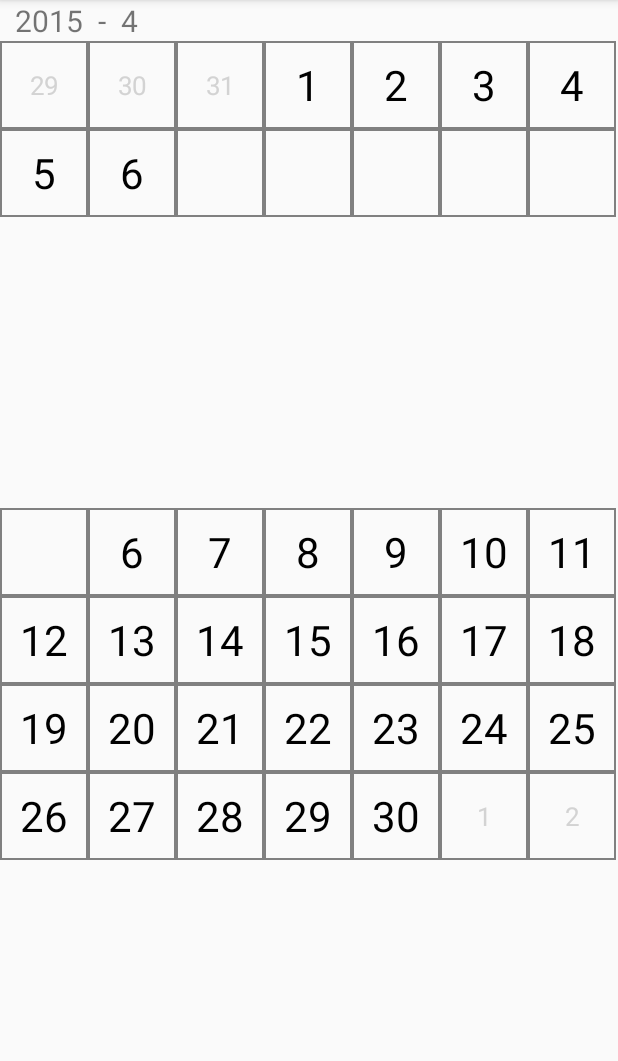
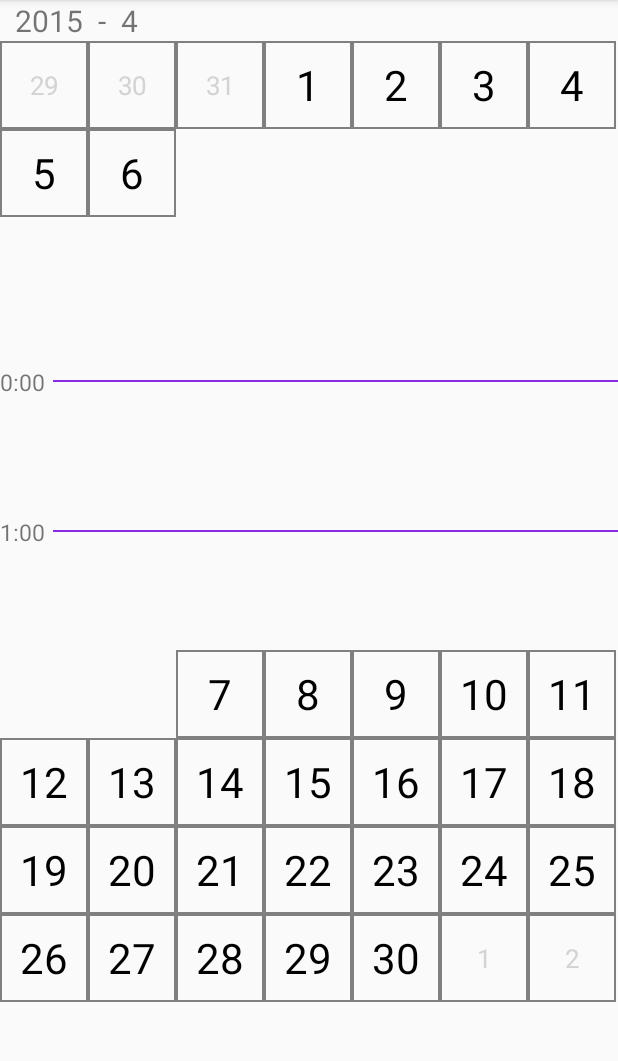
Before and after one commit to SpongeBobSun/SimCal, an Android app: the screen it shows after launch (MainActivity), with the options menu open, on a phone screen of 412 x 824 dp, the part 84-1145 px from its top. Run offline under Robolectric (Android 15) with nearby library versions, the phone set to English and light mode, and no system bars; 2 statements that could not run were skipped.

Commit message:
Add "time line"
Add time line view to main view.

```diff
--- /dev/null
+++ b/app/src/main/java/sun/bob/simcal/controller/TimeAdapter.java
@@ -0,0 +1,31 @@
+package sun.bob.simcal.controller;
+
+import android.app.Activity;
+import android.content.Context;
+import android.view.View;
+import android.view.ViewGroup;
+import android.widget.ArrayAdapter;
+import android.widget.TextView;
+
+import java.util.List;
+
+import sun.bob.simcal.R;
+
+/**
+ * Created by sunkuan on 15/4/6.
+ */
+public class TimeAdapter extends ArrayAdapter {
+    Context appContext;
+    public TimeAdapter(Context context, int resource, List objects) {
+        super(context, resource, objects);
+        appContext = context;
+    }
+    @Override
+    public View getView(int position,View convertView,ViewGroup parent){
+        View retView;
+        retView = ((Activity)appContext).getLayoutInflater().inflate(R.layout.time_row,null);
+        TextView timeText = (TextView)retView.findViewById(R.id.id_time_text);
+        timeText.setText(String.format("%d:00",position));
+        return retView;
+    }
+}
--- a/app/src/main/java/sun/bob/simcal/controller/mCalendarAdapter.java
+++ b/app/src/main/java/sun/bob/simcal/controller/mCalendarAdapter.java
@@ -2,11 +2,13 @@ package sun.bob.simcal.controller;
 
 import android.app.Activity;
 import android.content.Context;
+import android.graphics.drawable.Drawable;
 import android.util.DisplayMetrics;
 import android.view.View;
 import android.view.ViewGroup;
 import android.widget.ArrayAdapter;
 import android.widget.LinearLayout;
+import android.widget.RelativeLayout;
 import android.widget.TextView;
 
 import java.util.ArrayList;
@@ -59,6 +61,12 @@ public class mCalendarAdapter extends ArrayAdapter<mDateData> {
 //        }
         textView.setWidth(cellSize);
         textView.setHeight(cellSize);
+        if(dateData.isBlank()){
+            retView.setClickable(false);
+            textView.setText("");
+            retView.setBackgroundResource(R.drawable.empty_cell_border);
+            return retView;
+        }
         if(dateData.getDay() == 0) {
             textView.setText("");
         }else{
@@ -76,8 +84,10 @@ public class mCalendarAdapter extends ArrayAdapter<mDateData> {
             View view = retView.findViewById(R.id.id_date_cell_mark_bar);
             view.setBackgroundColor(dateData.getMarkColor());
         }
-//        retView.setLayoutParams(cellParams);
         return retView;
     }
 
+    public int getCellSize() {
+        return cellSize;
+    }
 }
--- a/app/src/main/java/sun/bob/simcal/model/mMonthData.java
+++ b/app/src/main/java/sun/bob/simcal/model/mMonthData.java
@@ -151,6 +151,7 @@ public class mMonthData{
         if(day > totalDay){
             day = 1;
         }
+        day+=1;
         ArrayList ret = new ArrayList();
         for(int i = 0;i < (day - 1)%7;i++){
             ret.add(new mDateData(0));
@@ -172,4 +173,9 @@ public class mMonthData{
         }
         return todaytmp;
     }
+
+    public int getMonth() {
+        return month;
+    }
+
 }
--- /dev/null
+++ b/app/src/main/java/sun/bob/simcal/model/mTimeContainer.java
@@ -0,0 +1,25 @@
+package sun.bob.simcal.model;
+
+import java.util.ArrayList;
+
+/**
+ * Created by sunkuan on 15/4/6.
+ */
+public class mTimeContainer {
+    private ArrayList<mEventBean> content;
+    private int hour;
+    public mTimeContainer(int arg){
+        this.hour = arg;
+        content = new ArrayList();
+    }
+    public ArrayList getContent() {
+        return content;
+    }
+    public void addEvent(mEventBean eventBean){
+        content.add(eventBean);
+    }
+    public int getSize(){return content.size();}
+    public int getHour() {
+        return hour;
+    }
+}
--- /dev/null
+++ b/app/src/main/java/sun/bob/simcal/model/mTimeData.java
@@ -0,0 +1,30 @@
+package sun.bob.simcal.model;
+
+import android.content.Context;
+
+import java.util.ArrayList;
+
+/**
+ * Created by sunkuan on 15/4/6.
+ */
+public class mTimeData {
+    private Context appContext;
+    private ArrayList<mTimeContainer> content;
+    public mTimeData(Context context){
+        appContext = context;
+        content = new ArrayList<>();
+        populateTimeLine();
+    }
+    public void addEvent(mEventBean bean){
+
+    }
+    private void populateTimeLine(){
+        for(int i = 0;i < 24;i++){
+        content.add(new mTimeContainer(i));
+        }
+    }
+
+    public ArrayList<mTimeContainer> getContent() {
+        return content;
+    }
+}
--- /dev/null
+++ b/app/src/main/java/sun/bob/simcal/view/TimeListView.java
@@ -0,0 +1,29 @@
+package sun.bob.simcal.view;
+
+import android.content.Context;
+import android.util.DisplayMetrics;
+import android.widget.ListView;
+
+import sun.bob.simcal.controller.TimeAdapter;
+import sun.bob.simcal.model.mTimeData;
+
+/**
+ * Created by sunkuan on 15/4/6.
+ */
+public class TimeListView extends ListView {
+    public TimeListView(Context context) {
+        super(context);
+        mTimeData timeData = new mTimeData(context);
+        TimeAdapter adpter = new TimeAdapter(context, android.R.layout.simple_list_item_1,timeData.getContent());
+        this.setAdapter(adpter);
+        this.setDividerHeight(0);
+//        initHeight();
+    }
+
+    public void initHeight(){
+        DisplayMetrics dm;
+        dm = getContext().getResources().getDisplayMetrics();
+        this.getLayoutParams().height = 3*((dm.widthPixels - 10)/7);
+//        this.setMinimumHeight(dm.widthPixels-10 / 7);
+    }
+}
--- a/app/src/main/java/sun/bob/simcal/view/mCalendarViewFragment.java
+++ b/app/src/main/java/sun/bob/simcal/view/mCalendarViewFragment.java
@@ -7,8 +7,11 @@ import android.view.View;
 import android.view.ViewGroup;
 import android.widget.AdapterView;
 import android.widget.LinearLayout;
+import android.widget.ScrollView;
 
+import sun.bob.simcal.R;
 import sun.bob.simcal.controller.mCalendarAdapter;
+import sun.bob.simcal.model.mDateData;
 import sun.bob.simcal.model.mMonthData;
 
 /**
@@ -18,7 +21,8 @@ public class mCalendarViewFragment extends Fragment {
 
     private CalendarViewUp calendarViewUp;
     private CalendarViewDown calendarViewDown;
-
+    private TimeListView timeListView;
+//    private ScrollView timeContainer;
     private mMonthData monthData;
 
     public void onCreate(Bundle savedInstanceState){
@@ -28,15 +32,29 @@ public class mCalendarViewFragment extends Fragment {
     @Override
     public View onCreateView(LayoutInflater inflater, ViewGroup parent,Bundle savedInstanceState){
         LinearLayout retView = new LinearLayout(getActivity());
+        retView.setPadding(0, 0, 0, 0);
+        retView.setWeightSum(1.0f);
         retView.setOrientation(LinearLayout.VERTICAL);
         calendarViewUp = new CalendarViewUp(getActivity());
+        calendarViewUp.setPadding(0,0,0,0);
         calendarViewDown = new CalendarViewDown(getActivity());
+        calendarViewDown.setPadding(0,0,0,0);
+
+//        timeContainer = new ScrollView(getActivity());
+        timeListView = new TimeListView(getActivity());
+        timeListView.setPadding(0,0,0,0);
+//        timeContainer.addView(timeListView);
+
         calendarViewUp.setMonthData(monthData);
         calendarViewDown.setMonthData(monthData);
-        LinearLayout.LayoutParams paramsUp = new LinearLayout.LayoutParams(ViewGroup.LayoutParams.MATCH_PARENT, ViewGroup.LayoutParams.WRAP_CONTENT,1.0f);
-        retView.addView(calendarViewUp,paramsUp);
-        LinearLayout.LayoutParams paramsDown = new LinearLayout.LayoutParams(ViewGroup.LayoutParams.MATCH_PARENT, ViewGroup.LayoutParams.WRAP_CONTENT,1.0f);
-        retView.addView(calendarViewDown,paramsDown);
+        LinearLayout.LayoutParams paramsUp = new LinearLayout.LayoutParams(ViewGroup.LayoutParams.MATCH_PARENT, ViewGroup.LayoutParams.WRAP_CONTENT,0.3f);
+        retView.addView(calendarViewUp,0,paramsUp);
+        LinearLayout.LayoutParams paramsMiddle = new LinearLayout.LayoutParams(ViewGroup.LayoutParams.MATCH_PARENT, calendarViewUp.getCalendarAdapter().getCellSize(),0.4f);
+        retView.addView(timeListView,1,paramsMiddle);
+        LinearLayout.LayoutParams paramsDown = new LinearLayout.LayoutParams(ViewGroup.LayoutParams.MATCH_PARENT, ViewGroup.LayoutParams.WRAP_CONTENT,0.3f);
+        retView.addView(calendarViewDown,2,paramsDown);
+        calendarViewUp.setSelector(R.drawable.selector_null);
+        calendarViewDown.setSelector(R.drawable.selector_null);
         initListeners();
         return retView;
     }
@@ -48,7 +66,12 @@ public class mCalendarViewFragment extends Fragment {
             @Override
             public void onItemClick(AdapterView<?> parent, View view, int position, long id) {
                 mMonthData upMonthData = ((CalendarViewUp)parent).getMonthData();
-                int day = upMonthData.getArray().get(position + 7).getDay();
+                mDateData dateData = upMonthData.getArray().get(position + 7);
+                if(dateData.getMonth() != upMonthData.getMonth()){
+                    return;
+                }
+                int day = dateData.getDay();
+
                 mCalendarAdapter adapterUp = new mCalendarAdapter(getActivity(),android.R.layout.simple_list_item_1,monthData.getArrayUp(day));
                 calendarViewUp.setAdapter(adapterUp);
                 mCalendarAdapter adapterDown = new mCalendarAdapter(getActivity(),android.R.layout.simple_list_item_1,monthData.getArrayDown(day));
@@ -60,8 +83,11 @@ public class mCalendarViewFragment extends Fragment {
             public void onItemClick(AdapterView<?> parent, View view, int position, long id) {
                 mMonthData downMonthData = ((CalendarViewDown)parent).getMonthData();
                 position += calendarViewUp.getCount();
-
-                int day = downMonthData.getArray().get(position).getDay();
+                mDateData dateData = downMonthData.getArray().get(position);
+                if(dateData.getMonth() != downMonthData.getMonth()){
+                    return;
+                }
+                int day = dateData.getDay();
                 mCalendarAdapter adapterUp = new mCalendarAdapter(getActivity(),android.R.layout.simple_list_item_1,monthData.getArrayUp(day));
                 calendarViewUp.setAdapter(adapterUp);
                 mCalendarAdapter adapterDown = new mCalendarAdapter(getActivity(),android.R.layout.simple_list_item_1,monthData.getArrayDown(day));
--- /dev/null
+++ b/app/src/main/res/drawable/empty_cell_border.xml
@@ -0,0 +1,10 @@
+<?xml version="1.0" encoding="utf-8"?>
+<selector xmlns:android="http://schemas.android.com/apk/res/android">
+    <solid android:color="#00000000"/>
+    <!--<stroke android:width="1dp" android:color="#808080"/>-->
+    <padding
+        android:left="0dp"
+        android:top="0dp"
+        android:right="0dp"
+        android:bottom="0dp" />
+</selector>
--- /dev/null
+++ b/app/src/main/res/drawable/selector_null.xml
@@ -0,0 +1,5 @@
+<?xml version="1.0" encoding="utf-8"?>
+<selector xmlns:android="http://schemas.android.com/apk/res/android">
+    <solid android:color="@android:color/transparent"/>
+    <corners android:radius="0dip" />
+</selector>
--- /dev/null
+++ b/app/src/main/res/layout/time_row.xml
@@ -0,0 +1,37 @@
+<?xml version="1.0" encoding="utf-8"?>
+<LinearLayout xmlns:android="http://schemas.android.com/apk/res/android"
+    android:orientation="vertical"
+    android:layout_width="match_parent"
+    android:layout_height="fill_parent"
+    android:id="@+id/id_time_row">
+    <LinearLayout
+        android:layout_width="match_parent"
+        android:layout_height="20dp"
+        android:orientation="horizontal"
+        android:id="@+id/id_time_line_container"
+        android:padding="0px"
+        android:paddingLeft="10dp">
+        <TextView
+            android:layout_width="wrap_content"
+            android:layout_height="match_parent"
+            android:textSize="15dp"
+            android:text="00:00"
+            android:id="@+id/id_time_text"
+            android:padding="0px"/>
+        <View
+            android:layout_width="match_parent"
+            android:layout_height="1dp"
+            android:background="@color/blueviolet"
+            android:layout_gravity="center_vertical"
+            android:layout_marginLeft="5dp"/>
+    </LinearLayout>
+    <LinearLayout
+        android:layout_width="match_parent"
+        android:layout_height="80dp"
+        android:orientation="horizontal"
+        android:id="@+id/id_event_container"
+        android:layout_weight="1.0">
+
+    </LinearLayout>
+
+</LinearLayout>
```
Also changed, not shown: app/src/main/java/sun/bob/simcal/model/mEventBean.java (added, +70 -0 lines), 1 other file.
